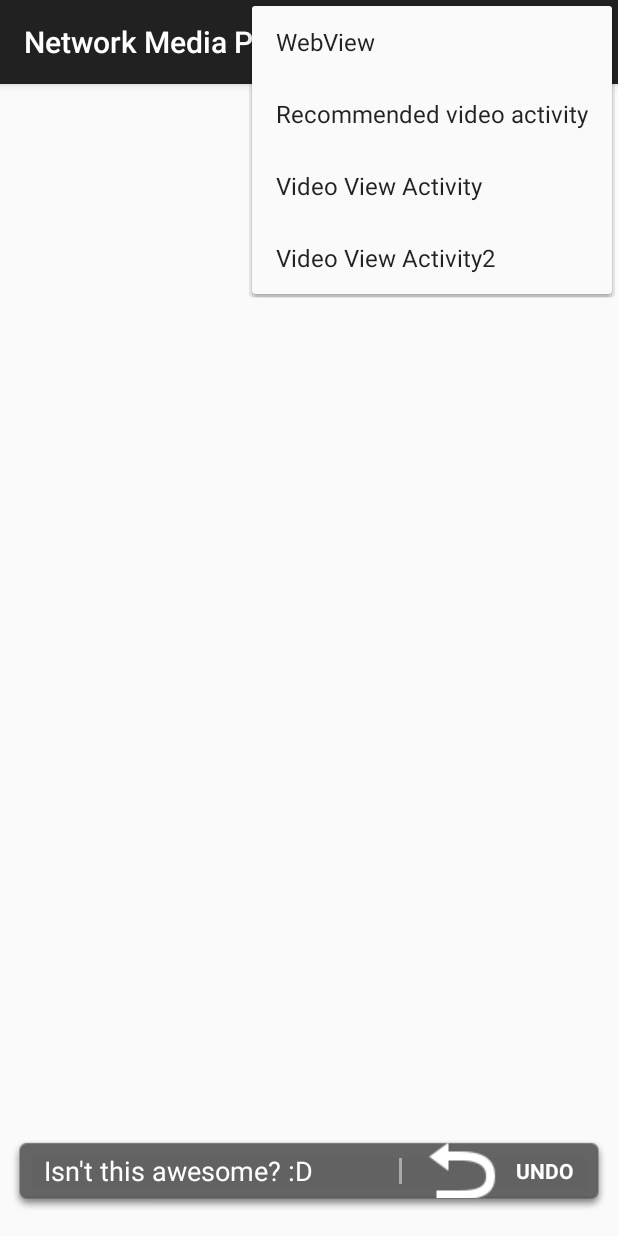
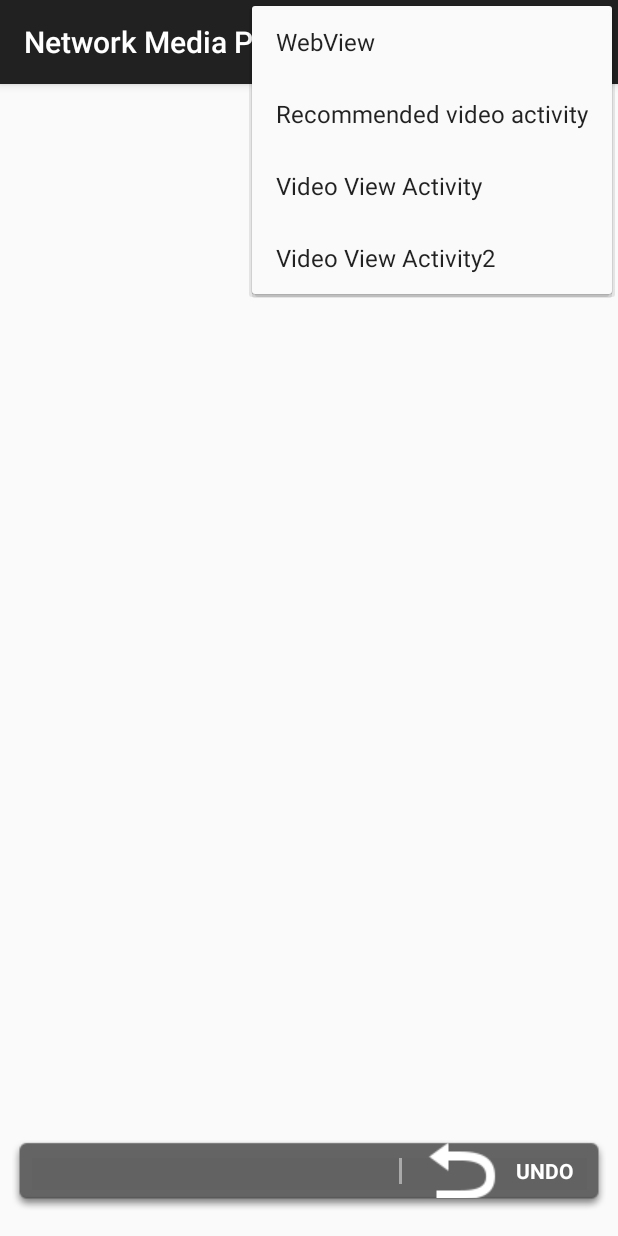
Before and after one commit to JunaidBabu/Youtube-Android, an Android app: the MainActivity screen opened directly, with no data from a screen before it, with the options menu open, on a phone screen of 412 x 824 dp. Run offline under Robolectric (Android 15) with nearby library versions, the light colour scheme and no system bars; 1 statement that could not run was skipped.

Commit message:
Removed buttonned toast

```diff
--- a/app/src/main/java/in/junaidbabu/MainActivity.java
+++ b/app/src/main/java/in/junaidbabu/MainActivity.java
@@ -33,15 +33,14 @@ public class MainActivity extends ActionBarActivity implements UndoBarController
     protected void onCreate(Bundle savedInstanceState) {
         super.onCreate(savedInstanceState);
 
+        startActivity(new Intent(this, MainVideoActivity.class));
+        finish();
 
         setContentView(R.layout.activity_main);
 
-        mUndoBarController = new UndoBarController(findViewById(R.id.undobar), this);
+       // mUndoBarController = new UndoBarController(findViewById(R.id.undobar), this);
 
-        mUndoBarController.showUndoBar(
-                false,
-                "Isn't this awesome? :D",
-                null);
+       // mUndoBarController.showUndoBar(false,"Isn't this awesome? :D",null);
 
         Intent googlePicker = AccountPicker.newChooseAccountIntent(null, null,
                 new String[]{GoogleAuthUtil.GOOGLE_ACCOUNT_TYPE}, true, null, null, null, null) ;
```
